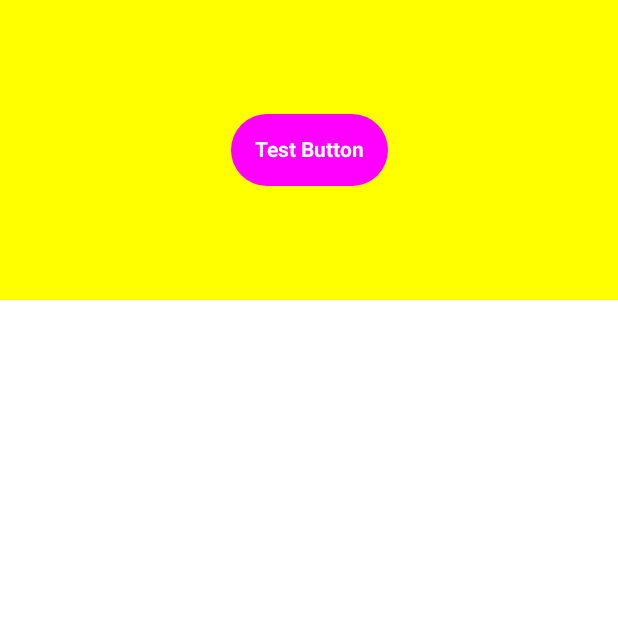
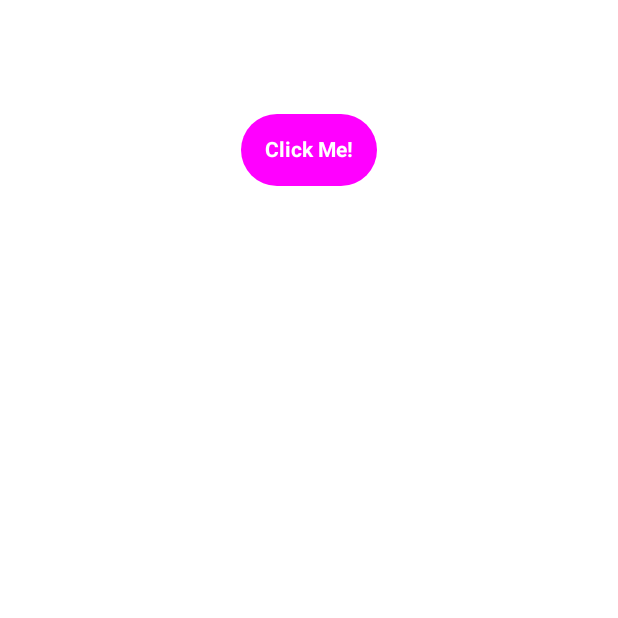
Before and after one commit to CuriousNikhil/compose-explode, an Android app built with Jetpack Compose: the screen it shows after launch (MainActivity), on a phone screen of 412 x 824 dp, the top half of it. Run offline under Robolectric (Android 15) with nearby library versions, the phone set to English and light mode, and no system bars.

Commit message:
Add showcase code

```diff
--- a/app/src/main/java/me/nikhilchaudhari/explode/MainActivity.kt
+++ b/app/src/main/java/me/nikhilchaudhari/explode/MainActivity.kt
@@ -3,12 +3,11 @@ package me.nikhilchaudhari.explode
 import android.os.Bundle
 import androidx.activity.ComponentActivity
 import androidx.activity.compose.setContent
-import androidx.compose.animation.ExperimentalAnimationApi
 import androidx.compose.foundation.background
 import androidx.compose.foundation.layout.*
 import androidx.compose.foundation.shape.CircleShape
 import androidx.compose.material.Text
-import androidx.compose.runtime.*
+import androidx.compose.runtime.Composable
 import androidx.compose.ui.Alignment
 import androidx.compose.ui.Modifier
 import androidx.compose.ui.graphics.Color
@@ -19,7 +18,6 @@ import androidx.compose.ui.unit.dp
 import me.nikhilchaudhari.explode.ui.theme.ParticlesTheme
 
 class MainActivity : ComponentActivity() {
-    @ExperimentalAnimationApi
     override fun onCreate(savedInstanceState: Bundle?) {
         super.onCreate(savedInstanceState)
         setContent {
@@ -30,124 +28,33 @@ class MainActivity : ComponentActivity() {
                     Row(
                         modifier = Modifier
                             .fillMaxWidth()
-                            .height(200.dp)
-                            .background(Color.Yellow),
+                            .height(200.dp),
                         verticalAlignment = Alignment.CenterVertically,
                         horizontalArrangement = Arrangement.Center
 
                     ) {
-                        val shape = CircleShape
-                        Text(
-                            text = "Test Button",
-                            style = TextStyle(
-                                color = Color.White,
-                                fontWeight = FontWeight.Bold,
-                                textAlign = TextAlign.Center
-                            ),
-                            modifier = Modifier
-                                .explodeOnClick(color = Color.Magenta, repeatable = true)
-                                .padding(16.dp)
-                                .background(Color.Magenta, shape)
-                                .padding(16.dp)
-                        )
-
-                    }
-                    Row(
-                        modifier = Modifier
-                            .fillMaxWidth()
-                            .padding(8.dp)
-                            .background(Color.Cyan)
-                    ) {
-
-                    }
-
-                    Row(
-                        modifier = Modifier
-                            .fillMaxWidth()
-                            .padding(8.dp)
-                            .background(Color.LightGray)
-                    ) {
-
+                        ExplodeText(text = "Click Me!", backColor = Color.Magenta)
                     }
                 }
             }
         }
     }
 }
-//
-//class Scene {
-//
-//    var sceneEntity = mutableStateListOf<SceneEntity>()
-//    val stars = mutableListOf<Star>()
-//
-//    fun setupScene() {
-//        sceneEntity.clear()
-//        stars.clear()
-//        repeat(800 * 5) { stars.add(Star()) }
-//        sceneEntity.addAll(stars)
-//    }
-//
-//    fun update() {
-//        for (entity in sceneEntity) {
-//            entity.update(this)
-//        }
-//    }
-//
-//    @Composable
-//    fun render(frameState: State<Long>) {
-//
-//        Column(
-//            modifier = Modifier.fillMaxSize()
-//        ) {
-//
-//
-//            Box {
-//                Canvas(
-//                    modifier = Modifier
-//                        .fillMaxSize()
-//                        .background(color = Color.Black),
-//                ) {
-//
-//                    val frameTime = frameState.value
-//                    val canvasWidth = size.width
-//                    val canvasHeight = size.height
-//                    val centerX = canvasWidth / 2
-//                    val centerY = canvasHeight / 2
-//
-//                    for (star in stars) {
-//                        val (headX, headY) = star.currentCoordinates
-//                        val (tailX, tailY) = star.previousCoordinates
-//
-//                        drawLine(
-//                            color = Color.White,
-//                            start = Offset(centerX - tailX, centerY - tailY),
-//                            end = Offset(centerX - headX, centerY - headY),
-//                            strokeWidth = star.radius,
-//                        )
-//                    }
-//
-//                }
-//
-//            }
-//
-//        }
-//
-//
-//    }
-//}
 
 
 @Composable
-fun StepFrame(callback: () -> Unit): State<Long> {
-    val millis = remember { mutableStateOf(0L) }
-    LaunchedEffect(Unit) {
-        val startTime = withFrameNanos { it }
-        while (true) {
-            withFrameMillis { frameTime ->
-                millis.value = frameTime - startTime
-            }
-            callback.invoke()
-        }
-    }
-    return millis
+fun ExplodeText(text: String, backColor: Color) {
+    Text(
+        text = text,
+        style = TextStyle(
+            color = Color.White,
+            fontWeight = FontWeight.Bold,
+            textAlign = TextAlign.Center
+        ),
+        modifier = Modifier
+            .explodeOnClick(color = backColor, repeatable = true)
+            .padding(16.dp)
+            .background(backColor, CircleShape)
+            .padding(16.dp)
+    )
 }
```
